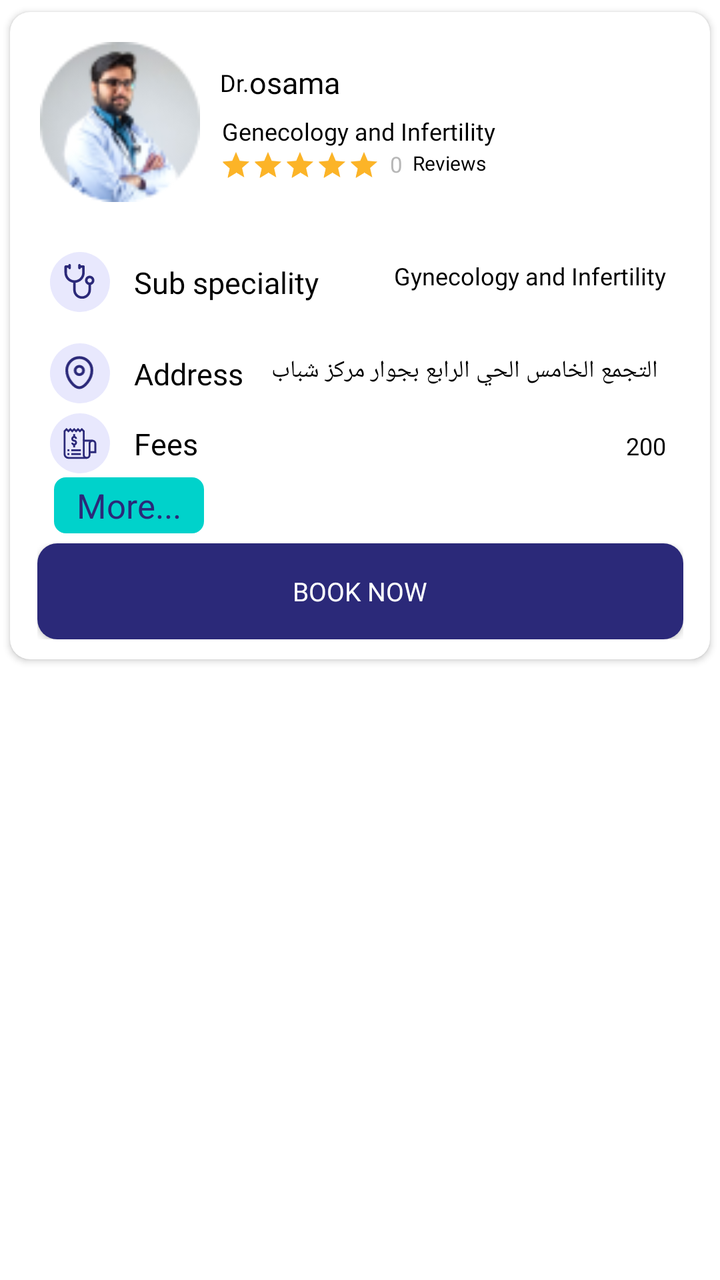
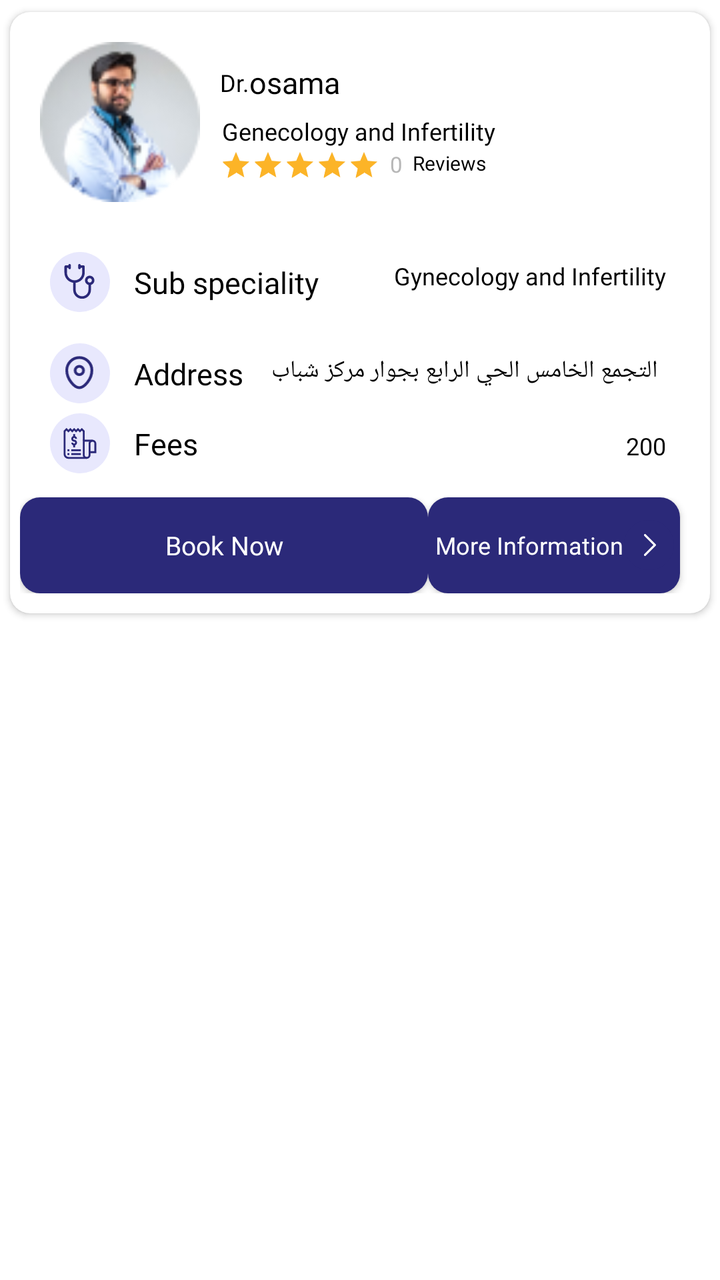

Compare the two renders of this Android layout. The source of the first and the diff that turns it into the second are given below.
<!-- AndroidManifest.xml: application theme Theme.NewDesign -->
<!-- res/layout/item_layout_doctors.xml -->
<?xml version="1.0" encoding="utf-8"?>
<layout xmlns:android="http://schemas.android.com/apk/res/android"
        xmlns:app="http://schemas.android.com/apk/res-auto">

    <androidx.constraintlayout.widget.ConstraintLayout
            android:layout_width="match_parent"
            android:layout_height="wrap_content">

        <androidx.cardview.widget.CardView
                android:id="@+id/cardview"
                android:layout_width="match_parent"
                android:layout_height="wrap_content"
                app:cardCornerRadius="10dp"
                app:cardUseCompatPadding="true"
                app:layout_constraintEnd_toEndOf="parent"
                app:layout_constraintStart_toStartOf="parent"
                app:layout_constraintTop_toTopOf="parent">

            <androidx.constraintlayout.widget.ConstraintLayout
                    android:id="@+id/layput_services"
                    android:layout_width="match_parent"
                    android:layout_height="match_parent"
                    android:padding="5dp">

                <androidx.constraintlayout.widget.ConstraintLayout
                        android:id="@+id/layout_doctorsDetail"
                        android:layout_width="match_parent"
                        android:layout_height="wrap_content"
                        android:layout_margin="10dp"
                        app:layout_constraintEnd_toEndOf="parent"
                        app:layout_constraintStart_toStartOf="parent"
                        app:layout_constraintTop_toTopOf="parent">

                    <com.google.android.material.imageview.ShapeableImageView
                            android:id="@+id/iv_doctorProfile"
                            android:layout_width="80dp"
                            android:layout_height="80dp"
                            android:src="@drawable/ic_docspecialization"
                            app:layout_constraintStart_toStartOf="parent"
                            app:layout_constraintTop_toTopOf="parent" />

                    <androidx.appcompat.widget.AppCompatTextView
                            android:id="@+id/tv_Dr"
                            android:layout_width="wrap_content"
                            android:layout_height="wrap_content"
                            android:layout_marginStart="10dp"
                            android:fontFamily="@font/avenirltstd_roman"
                            android:gravity="start"
                            android:text="@string/dr"
                            android:textColor="@color/black"
                            android:textSize="12sp"
                            app:layout_constraintEnd_toStartOf="@+id/tv_doctorName"
                            app:layout_constraintStart_toEndOf="@+id/iv_doctorProfile"
                            app:layout_constraintTop_toTopOf="@+id/tv_doctorName"
                            app:layout_constraintBottom_toBottomOf="@+id/tv_doctorName" />

                    <androidx.appcompat.widget.AppCompatTextView
                            android:id="@+id/tv_doctorName"
                            android:layout_width="0dp"
                            android:layout_height="wrap_content"
                            android:layout_marginTop="10dp"
                            android:layout_marginStart="@dimen/_3sdp"
                            android:fontFamily="@font/avenirltstd_black"
                            android:gravity="start"
                            android:text="osama"
                            android:textColor="@color/black"
                            android:textSize="15sp"
                            app:layout_constraintStart_toEndOf="@+id/tv_Dr"
                            app:layout_constraintTop_toTopOf="@+id/iv_doctorProfile"
                            app:layout_constraintEnd_toEndOf="parent" />

                    <androidx.appcompat.widget.AppCompatTextView
                            android:id="@+id/tv_Specialization"
                            android:layout_width="0dp"
                            android:layout_height="wrap_content"
                            android:layout_marginStart="10dp"
                            android:layout_marginTop="5dp"
                            android:fontFamily="@font/avenirltstd_roman"
                            android:gravity="start"
                            android:padding="1dp"
                            android:text="Genecology and Infertility"
                            android:textColor="@color/black"
                            android:textSize="12sp"
                            app:layout_constraintStart_toEndOf="@+id/iv_doctorProfile"
                            android:layout_marginEnd="@dimen/_10sdp"
                            app:layout_constraintTop_toBottomOf="@+id/tv_doctorName" />

                    <com.google.android.material.imageview.ShapeableImageView
                            android:id="@+id/iv_star"
                            android:layout_width="18dp"
                            android:layout_height="15dp"
                            android:layout_marginStart="10dp"
                            android:adjustViewBounds="true"
                            android:visibility="gone"
                            android:src="@drawable/ic_star"
                            app:layout_constraintBottom_toBottomOf="parent"
                            app:layout_constraintStart_toEndOf="@+id/iv_doctorProfile"
                            app:layout_constraintTop_toBottomOf="@+id/tv_Specialization" />


                    <androidx.appcompat.widget.AppCompatTextView
                            android:id="@+id/Reviews"
                            android:layout_width="0dp"
                            android:layout_height="wrap_content"
                            android:layout_marginStart="5dp"
                            android:fontFamily="@font/avenirltstd_roman"
                            android:gravity="start"
                            android:layout_marginTop="@dimen/_5sdp"
                            android:text="0"
                            android:visibility="gone"
                            android:textColor="@color/black"
                            android:textSize="14sp"
                            app:layout_constraintStart_toEndOf="@+id/ratingBar"
                            app:layout_constraintTop_toBottomOf="@+id/tv_Specialization" />

                    <androidx.appcompat.widget.AppCompatTextView
                            android:id="@+id/Ratecount"
                            android:layout_width="0dp"
                            android:layout_height="wrap_content"
                            android:layout_marginStart="5dp"
                            android:fontFamily="@font/avenirltstd_roman"
                            android:gravity="start"
                            android:layout_marginTop="@dimen/_8sdp"
                            android:text="0"
                            android:textColor="@color/gray"
                            android:textSize="11sp"
                            app:layout_constraintStart_toEndOf="@+id/Reviews"
                            app:layout_constraintTop_toBottomOf="@+id/tv_Specialization" />

                    <androidx.appcompat.widget.AppCompatTextView
                            android:id="@+id/tv_Reviews"
                            android:layout_width="0dp"
                            android:layout_height="wrap_content"
                            android:layout_marginStart="5dp"
                            android:fontFamily="@font/avenirltstd_roman"
                            android:gravity="start"
                            android:layout_marginTop="@dimen/_8sdp"
                            android:text="@string/reviews"
                            android:textColor="@color/black"
                            android:textSize="10sp"
                            app:layout_constraintStart_toEndOf="@+id/Ratecount"
                            app:layout_constraintEnd_toEndOf="parent"
                            app:layout_constraintTop_toBottomOf="@+id/tv_Specialization" />

                    <androidx.appcompat.widget.AppCompatRatingBar
                            android:id="@+id/ratingBar"
                            android:layout_width="wrap_content"
                            android:layout_height="wrap_content"
                            android:layout_marginStart="10dp"
                            app:layout_constraintTop_toBottomOf="@+id/tv_Specialization"
                            app:layout_constraintStart_toEndOf="@+id/iv_star"
                            android:rating="5"
                            android:theme="@style/ratingBar"
                            android:layout_marginTop="@dimen/_5sdp"
                            style="?android:attr/ratingBarStyleSmall"
                            android:transformPivotX="0dp"
                            android:transformPivotY="0dp"
                            android:isIndicator="true"
                            android:minHeight="@dimen/_10sdp"
                            android:minWidth="@dimen/_5sdp"

                            />

                </androidx.constraintlayout.widget.ConstraintLayout>


                <androidx.constraintlayout.widget.ConstraintLayout
                        android:id="@+id/layout_Subspecialization"
                        android:layout_width="match_parent"
                        android:layout_height="wrap_content"
                        android:layout_marginTop="10dp"
                        android:padding="5dp"
                        app:layout_constraintTop_toBottomOf="@+id/layout_doctorsDetail">

                    <androidx.constraintlayout.widget.ConstraintLayout
                            android:id="@+id/layout_Sub_specialization"
                            android:layout_width="30dp"
                            android:layout_height="30dp"
                            android:layout_marginTop="10dp"
                            android:layout_marginStart="10dp"
                            android:background="@drawable/bg_image_circle"
                            app:layout_constraintStart_toStartOf="parent"
                            app:layout_constraintTop_toTopOf="parent">

                        <com.google.android.material.imageview.ShapeableImageView
                                android:id="@+id/iv_sub_specialization"
                                android:layout_width="18dp"
                                android:layout_height="18dp"
                                android:adjustViewBounds="true"
                                android:src="@drawable/ic_sub_specialization"
                                app:layout_constraintBottom_toBottomOf="parent"
                                app:layout_constraintEnd_toEndOf="parent"
                                app:layout_constraintStart_toStartOf="parent"
                                app:layout_constraintTop_toTopOf="parent" />
                    </androidx.constraintlayout.widget.ConstraintLayout>

                    <androidx.appcompat.widget.AppCompatTextView
                            android:id="@+id/tv_sub_specialization"
                            android:layout_width="wrap_content"
                            android:layout_height="wrap_content"
                            android:layout_marginStart="10dp"
                            android:layout_marginTop="10dp"
                            android:fontFamily="@font/avenirltstd_black"
                            android:gravity="start"
                            android:padding="2dp"
                            android:text="@string/sub_specialization"
                            android:textColor="@color/black"
                            android:textSize="15sp"
                            app:layout_constraintStart_toEndOf="@+id/layout_Sub_specialization"
                            app:layout_constraintBottom_toBottomOf="@+id/layout_Sub_specialization"
                            app:layout_constraintTop_toTopOf="parent" />

                    <androidx.appcompat.widget.AppCompatTextView
                            android:id="@+id/sub_specialization"
                            android:layout_width="0dp"
                            android:layout_height="wrap_content"
                            android:layout_marginStart="10dp"
                            android:layout_marginTop="10dp"
                            android:layout_marginEnd="10dp"
                            android:fontFamily="@font/avenirltstd_roman"
                            android:gravity="end|center_vertical"
                            android:padding="2dp"
                            android:lines="3"
                            android:scrollbars="horizontal"
                            android:text="Gynecology and Infertility"
                            android:textColor="@color/black"
                            android:textSize="12sp"
                            app:layout_constraintEnd_toEndOf="parent"
                            app:layout_constraintStart_toEndOf="@+id/tv_sub_specialization"
                            app:layout_constraintBottom_toBottomOf="@+id/layout_Sub_specialization"
                            app:layout_constraintTop_toTopOf="parent"
                            app:layout_constraintHorizontal_bias="0.0"
                            app:layout_constraintVertical_bias="0.687" />
                </androidx.constraintlayout.widget.ConstraintLayout>

                <androidx.constraintlayout.widget.ConstraintLayout
                        android:id="@+id/Address"
                        android:layout_width="match_parent"
                        android:layout_height="wrap_content"
                        android:padding="5dp"
                        app:layout_constraintTop_toBottomOf="@+id/layout_Subspecialization">

                    <androidx.constraintlayout.widget.ConstraintLayout
                            android:id="@+id/layout_Address"
                            android:layout_width="30dp"
                            android:layout_height="30dp"
                            android:layout_marginStart="10dp"
                            android:background="@drawable/bg_image_circle"
                            app:layout_constraintStart_toStartOf="parent"
                            app:layout_constraintTop_toTopOf="parent">

                        <com.google.android.material.imageview.ShapeableImageView
                                android:id="@+id/iv_Address"
                                android:layout_width="18dp"
                                android:layout_height="18dp"
                                android:adjustViewBounds="true"
                                android:src="@drawable/ic_location"
                                app:layout_constraintBottom_toBottomOf="parent"
                                app:layout_constraintEnd_toEndOf="parent"
                                app:layout_constraintStart_toStartOf="parent"
                                app:layout_constraintTop_toTopOf="parent" />
                    </androidx.constraintlayout.widget.ConstraintLayout>

                    <androidx.appcompat.widget.AppCompatTextView
                            android:id="@+id/tv_Address"
                            android:layout_width="wrap_content"
                            android:layout_height="wrap_content"
                            android:layout_marginStart="10dp"
                            android:fontFamily="@font/avenirltstd_black"
                            android:gravity="start"
                            android:padding="2dp"
                            android:text="@string/addresss"
                            android:textColor="@color/black"
                            android:textSize="15sp"
                            app:layout_constraintStart_toEndOf="@+id/layout_Address"
                            app:layout_constraintBottom_toBottomOf="@+id/layout_Address"
                            app:layout_constraintTop_toTopOf="parent" />

                    <androidx.appcompat.widget.AppCompatTextView
                            android:id="@+id/location"
                            android:layout_width="0dp"
                            android:layout_height="wrap_content"
                            android:layout_marginStart="10dp"
                            android:layout_marginEnd="10dp"
                            android:fontFamily="@font/avenirltstd_roman"
                            android:gravity="end"
                            android:padding="2dp"
                            android:maxLines="1"
                            android:text="التجمع الخامس الحي الرابع بجوار مركز شباب التجمع الخامس 44 بـــ شارع 11"
                            android:textColor="@color/black"
                            android:textSize="12sp"
                            app:layout_constraintEnd_toEndOf="parent"
                            app:layout_constraintStart_toEndOf="@+id/tv_Address"
                            app:layout_constraintBottom_toBottomOf="@+id/tv_Address"
                            app:layout_constraintTop_toTopOf="parent" />
                </androidx.constraintlayout.widget.ConstraintLayout>

                <androidx.constraintlayout.widget.ConstraintLayout
                        android:id="@+id/Waiting_Time"
                        android:layout_width="match_parent"
                        android:layout_height="wrap_content"
                        android:padding="5dp"
                        android:visibility="gone"
                        app:layout_constraintTop_toBottomOf="@+id/Address">

                    <androidx.constraintlayout.widget.ConstraintLayout
                            android:id="@+id/layout_Waiting_Time"
                            android:layout_width="30dp"
                            android:layout_height="30dp"
                            android:layout_marginStart="10dp"
                            android:background="@drawable/bg_image_circle"
                            app:layout_constraintStart_toStartOf="parent"
                            app:layout_constraintTop_toTopOf="parent">

                        <com.google.android.material.imageview.ShapeableImageView
                                android:id="@+id/iv_WaitingTime"
                                android:layout_width="18dp"
                                android:layout_height="18dp"
                                android:adjustViewBounds="true"
                                android:src="@drawable/ic_watingtime"
                                app:layout_constraintBottom_toBottomOf="parent"
                                app:layout_constraintEnd_toEndOf="parent"
                                app:layout_constraintStart_toStartOf="parent"
                                app:layout_constraintTop_toTopOf="parent" />
                    </androidx.constraintlayout.widget.ConstraintLayout>

                    <androidx.appcompat.widget.AppCompatTextView
                            android:id="@+id/tv_WaitingTime"
                            android:layout_width="wrap_content"
                            android:layout_height="wrap_content"
                            android:layout_marginStart="10dp"
                            android:fontFamily="@font/avenirltstd_roman"
                            android:gravity="start"
                            android:padding="2dp"
                            android:text="@string/waiting_time"
                            android:textColor="@color/black"
                            android:textSize="15sp"
                            app:layout_constraintStart_toEndOf="@+id/layout_Waiting_Time"
                            app:layout_constraintBottom_toBottomOf="@+id/layout_Waiting_Time"
                            app:layout_constraintTop_toTopOf="parent" />

                    <androidx.appcompat.widget.AppCompatTextView
                            android:id="@+id/waitingTime"
                            android:layout_width="0dp"
                            android:layout_height="wrap_content"
                            android:layout_marginStart="10dp"
                            android:layout_marginEnd="10dp"
                            android:fontFamily="@font/avenirltstd_black"
                            android:gravity="start"
                            android:padding="2dp"
                            android:text=""
                            android:textColor="@color/gray"
                            android:textSize="12sp"
                            app:layout_constraintEnd_toEndOf="parent"
                            app:layout_constraintStart_toEndOf="@+id/tv_WaitingTime"
                            app:layout_constraintBottom_toBottomOf="@+id/tv_WaitingTime"
                            app:layout_constraintTop_toTopOf="parent" />
                </androidx.constraintlayout.widget.ConstraintLayout>

                <androidx.constraintlayout.widget.ConstraintLayout
                        android:id="@+id/Fees"
                        android:layout_width="match_parent"
                        android:layout_height="wrap_content"
                        android:paddingTop="@dimen/_5sdp"
                        android:paddingStart="5dp"
                        android:paddingEnd="5dp"
                        android:paddingBottom="2dp"
                        app:layout_constraintTop_toBottomOf="@+id/Waiting_Time">

                    <androidx.constraintlayout.widget.ConstraintLayout
                            android:id="@+id/layout_Fees"
                            android:layout_width="30dp"
                            android:layout_height="30dp"
                            android:layout_marginStart="10dp"
                            android:background="@drawable/bg_image_circle"
                            app:layout_constraintStart_toStartOf="parent"
                            app:layout_constraintTop_toTopOf="parent">

                        <com.google.android.material.imageview.ShapeableImageView
                                android:id="@+id/iv_Fees"
                                android:layout_width="18dp"
                                android:layout_height="18dp"
                                android:adjustViewBounds="true"
                                android:src="@drawable/ic_fees"
                                app:layout_constraintBottom_toBottomOf="parent"
                                app:layout_constraintEnd_toEndOf="parent"
                                app:layout_constraintStart_toStartOf="parent"
                                app:layout_constraintTop_toTopOf="parent" />
                    </androidx.constraintlayout.widget.ConstraintLayout>

                    <androidx.appcompat.widget.AppCompatTextView
                            android:id="@+id/tv_Fees"
                            android:layout_width="wrap_content"
                            android:layout_height="wrap_content"
                            android:layout_marginStart="10dp"
                            android:fontFamily="@font/avenirltstd_black"
                            android:gravity="start"
                            android:padding="2dp"
                            android:text="@string/fees"
                            android:textColor="@color/black"
                            android:textSize="15sp"
                            app:layout_constraintStart_toEndOf="@+id/layout_Fees"
                            app:layout_constraintBottom_toBottomOf="@+id/layout_Fees"
                            app:layout_constraintTop_toTopOf="@id/layout_Fees" />

                    <androidx.appcompat.widget.AppCompatTextView
                            android:id="@+id/Feesresult"
                            android:layout_width="0dp"
                            android:layout_height="wrap_content"
                            android:layout_marginStart="10dp"
                            android:layout_marginEnd="10dp"
                            android:layout_marginTop="5dp"
                            android:fontFamily="@font/avenirltstd_roman"
                            android:gravity="end"
                            android:padding="2dp"
                            android:text="200"
                            android:textColor="@color/black"
                            android:textSize="12sp"
                            app:layout_constraintEnd_toEndOf="parent"
                            app:layout_constraintStart_toEndOf="@+id/tv_Fees"
                            app:layout_constraintBottom_toBottomOf="@+id/tv_Fees"
                            app:layout_constraintTop_toTopOf="parent" />
                </androidx.constraintlayout.widget.ConstraintLayout>
                <TextView
                        android:id="@+id/tv_Book"
                        android:layout_width="75dp"
                        android:layout_height="28dp"
                        android:gravity="center"
                        android:padding="2dp"
                        android:layout_marginStart="17dp"
                        android:layout_marginBottom="@dimen/_5sdp"
                        android:background="@drawable/bg_button_green"
                        android:textSize="17sp"
                        android:layout_marginTop="@dimen/_3sdp"
                        android:text="@string/more"
                        android:textColor="@color/blue"
                        app:layout_constraintTop_toBottomOf="@+id/Fees"
                        app:layout_constraintStart_toStartOf="parent"
                        />

                <androidx.constraintlayout.widget.ConstraintLayout
                        android:id="@+id/layout"
                        android:layout_width="0dp"
                        android:layout_height="wrap_content"
                        app:layout_constraintEnd_toEndOf="parent"
                        app:layout_constraintStart_toStartOf="parent"
                        app:layout_constraintTop_toBottomOf="@+id/tv_Book"
                        app:layout_constraintBottom_toBottomOf="parent"
                        android:layout_marginBottom="5dp"
                        app:layout_constraintWidth_percent=".95"
                        android:layout_marginTop="5dp">

                    <androidx.appcompat.widget.AppCompatButton
                            android:id="@+id/btn_booking"
                            android:layout_width="0dp"
                            android:layout_height="wrap_content"
                            android:background="@drawable/bg_chooselang_button"
                            android:fontFamily="@font/avenirltstd_roman"
                            android:text="@string/book_now"
                            android:textColor="@color/white"
                            android:textSize="13sp"
                            app:layout_constraintEnd_toEndOf="parent"
                            app:layout_constraintStart_toStartOf="parent"
                            app:layout_constraintTop_toTopOf="parent" />
                </androidx.constraintlayout.widget.ConstraintLayout>


            </androidx.constraintlayout.widget.ConstraintLayout>
        </androidx.cardview.widget.CardView>


    </androidx.constraintlayout.widget.ConstraintLayout>

</layout>
<!-- resources referenced by this layout -->
<resources>
  <color name="black">#FF000000</color>
  <color name="blue">#2B2979</color>
  <color name="gray">#B7B7B7</color>
  <color name="white">#FFFFFFFF</color>
  <!-- drawable bg_button_green (drawable) -->
  <?xml version="1.0" encoding="utf-8"?>
  <shape xmlns:android="http://schemas.android.com/apk/res/android"
      android:shape="rectangle"
      >
  
      <solid android:color="@color/green"/>
      <corners android:radius="6dp"/>
  </shape>
  <!-- drawable bg_chooselang_button (drawable) -->
  <?xml version="1.0" encoding="utf-8"?>
  <shape xmlns:android="http://schemas.android.com/apk/res/android"
      android:shape="rectangle"
      >
  
      <corners android:radius="10dp"/>
      <solid android:color="@color/blue"/>
  
  
  </shape>
  <!-- drawable bg_image_circle (drawable) -->
  <?xml version="1.0" encoding="utf-8"?>
  <shape xmlns:android="http://schemas.android.com/apk/res/android"
      android:shape="oval"
      >
  
      <solid android:color="@color/color_completeprofile"/>
      <size android:width="50dp" android:height="50dp"/>
  
  </shape>
  <string name="addresss">Address</string>
  <string name="book_now">Book Now</string>
  <string name="dr">Dr.</string>
  <string name="fees">Fees</string>
  <string name="more">More...</string>
  <string name="reviews">Reviews</string>
  <string name="sub_specialization">Sub speciality</string>
  <string name="waiting_time">Waiting Time</string>
  <style name="ratingBar" parent="Widget.AppCompat.RatingBar">
          
          <item name="colorControlNormal">#4D000000</item>
          
          <item name="colorControlActivated">#FCB427</item>
  
      </style>
  <style name="Theme.NewDesign" parent="Theme.MaterialComponents.Light.NoActionBar">
          
          <item name="colorPrimary">@color/purple_500</item>
          <item name="colorPrimaryVariant">@color/purple_700</item>
          <item name="colorOnPrimary">@color/white</item>
          
          <item name="colorSecondary">#0639BA</item>
          <item name="colorSecondaryVariant">@color/teal_700</item>
          <item name="colorOnSecondary">@color/black</item>
          
          <item name="android:statusBarColor">?attr/colorPrimaryVariant</item>
          
      </style>
  <color name="green">#00D2CB</color>
  <color name="color_completeprofile">#E8E8FD</color>
  <color name="purple_500">#AEB3BE</color>
  <color name="purple_700">#FF3700B3</color>
  <color name="teal_700">#FF018786</color>
  <!-- unchanged entries left out for length: 6 -->
</resources>

<!-- the commit's change to res/layout/item_layout_doctors.xml (unified diff, before → after) -->
@@ -433,6 +433,7 @@
                         android:textSize="17sp"
                         android:layout_marginTop="@dimen/_3sdp"
                         android:text="@string/more"
+                        android:visibility="gone"
                         android:textColor="@color/blue"
                         app:layout_constraintTop_toBottomOf="@+id/Fees"
                         app:layout_constraintStart_toStartOf="parent"
@@ -440,15 +441,13 @@
 
                 <androidx.constraintlayout.widget.ConstraintLayout
                         android:id="@+id/layout"
-                        android:layout_width="0dp"
-                        android:layout_height="wrap_content"
-                        app:layout_constraintEnd_toEndOf="parent"
+                        android:layout_width="match_parent"
+                        android:layout_height="wrap_content"
                         app:layout_constraintStart_toStartOf="parent"
                         app:layout_constraintTop_toBottomOf="@+id/tv_Book"
                         app:layout_constraintBottom_toBottomOf="parent"
                         android:layout_marginBottom="5dp"
-                        app:layout_constraintWidth_percent=".95"
-                        android:layout_marginTop="5dp">
+                        android:layout_marginTop="10dp">
 
                     <androidx.appcompat.widget.AppCompatButton
                             android:id="@+id/btn_booking"
@@ -459,9 +458,33 @@
                             android:text="@string/book_now"
                             android:textColor="@color/white"
                             android:textSize="13sp"
-                            app:layout_constraintEnd_toEndOf="parent"
-                            app:layout_constraintStart_toStartOf="parent"
-                            app:layout_constraintTop_toTopOf="parent" />
+                            android:textAllCaps="false"
+                            android:layout_marginStart="@dimen/_10sdp"
+                            app:layout_constraintWidth_percent=".60"
+                            app:layout_constraintEnd_toStartOf="@+id/btn_more"
+                            app:layout_constraintStart_toStartOf="parent"
+                            app:layout_constraintTop_toTopOf="parent"
+                            app:layout_constraintHorizontal_chainStyle="spread_inside" />
+
+                    <androidx.appcompat.widget.AppCompatButton
+                            android:id="@+id/btn_more"
+                            android:layout_width="0dp"
+                            android:layout_height="wrap_content"
+                            android:background="@drawable/bg_chooselang_button"
+                            android:fontFamily="@font/avenirltstd_roman"
+                            android:text="@string/btnmore"
+                            android:drawableEnd="@drawable/ic_arrow_right"
+                            android:layout_marginStart="@dimen/_3sdp"
+                            android:textColor="@color/white"
+                            android:textSize="12sp"
+                            android:padding="3dp"
+                            android:layout_marginEnd="10dp"
+                            android:textAllCaps="false"
+                            app:layout_constraintBottom_toBottomOf="parent"
+                            app:layout_constraintEnd_toEndOf="parent"
+                            app:layout_constraintStart_toEndOf="@+id/btn_booking"
+                            app:layout_constraintTop_toTopOf="parent" />
+
                 </androidx.constraintlayout.widget.ConstraintLayout>
 
 
<!-- resource entries referenced after the edit -->
@@ -34,8 +34,16 @@
       <size android:width="50dp" android:height="50dp"/>
   
   </shape>
+  <!-- drawable ic_arrow_right (drawable) -->
+  <vector android:autoMirrored="true" android:height="25dp"
+      android:viewportHeight="25" android:viewportWidth="25"
+      android:width="25dp" xmlns:android="http://schemas.android.com/apk/res/android">
+      <path android:fillColor="#2B2979" android:pathData="M12.5,12.5m-12.5,0a12.5,12.5 0,1 1,25 0a12.5,12.5 0,1 1,-25 0"/>
+      <path android:fillColor="#ffffff" android:pathData="M10.155,17.844C9.967,17.655 9.95,17.359 10.104,17.151L10.155,17.091L14.722,12.5L10.155,7.909C9.967,7.72 9.95,7.424 10.104,7.216L10.155,7.156C10.343,6.967 10.637,6.95 10.844,7.104L10.904,7.156L15.845,12.124C16.033,12.313 16.05,12.608 15.896,12.817L15.845,12.876L10.904,17.844C10.697,18.052 10.362,18.052 10.155,17.844Z"/>
+  </vector>
   <string name="addresss">Address</string>
   <string name="book_now">Book Now</string>
+  <string name="btnmore">More Information</string>
   <string name="dr">Dr.</string>
   <string name="fees">Fees</string>
   <string name="more">More...</string>
